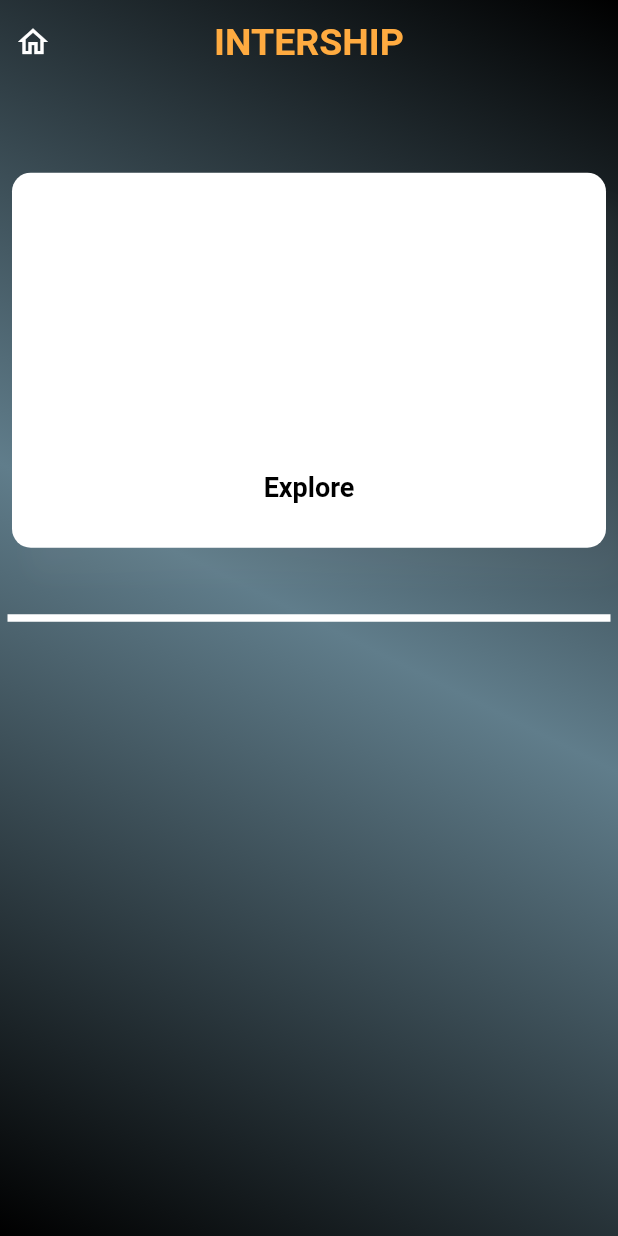
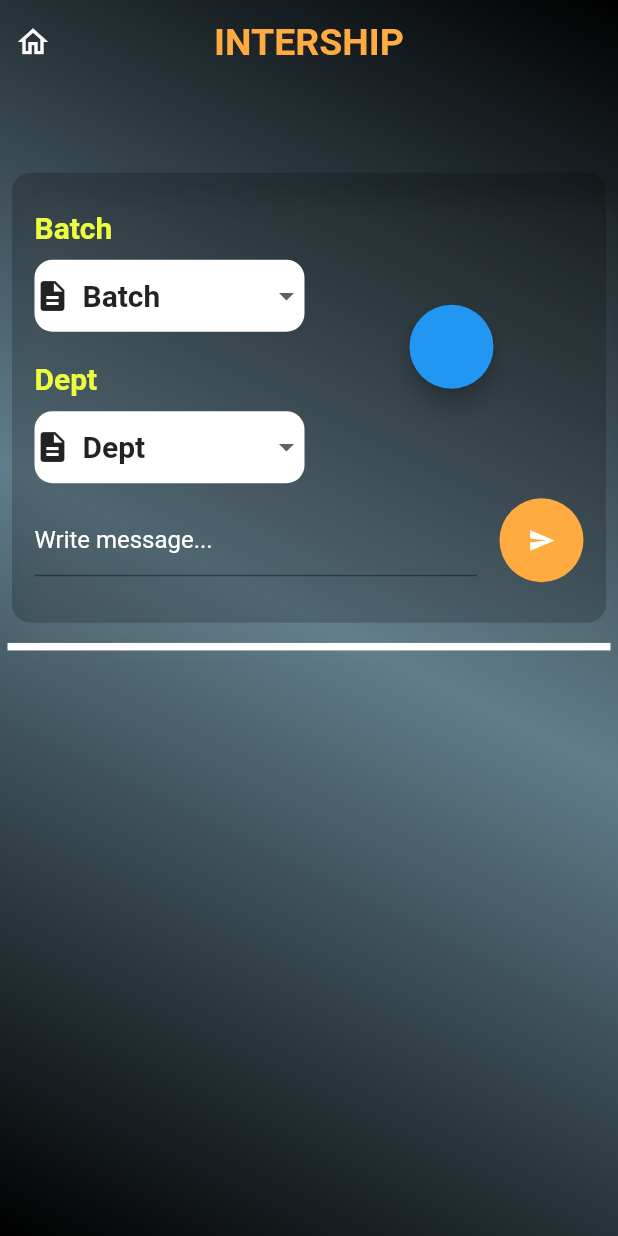
Before and after one commit to DANUSHRAJ/Placement_PA_TPO, a Flutter app: the Intership screen opened directly, on a phone screen of 412 x 824 dp. Run offline on Flutter 3.47's test engine with Material 2 defaults, Android fonts, the phone set to English and light mode, and no system bars; our stand-ins replace animated_text_kit, fl_chart, flutter_zoom_drawer, google_fonts, lottie, page_transition and 1 more; project files that could hold a hidden picture were left out.

Commit message:
Intership commit

```diff
--- a/lib/Screens/Intership.dart
+++ b/lib/Screens/Intership.dart
@@ -9,6 +9,34 @@ class Intership extends StatefulWidget {
   @override
   _IntershipState createState() => _IntershipState();
 }
+
+class NewObject {
+  String title;
+  IconData icon;
+
+  NewObject(this.title, this.icon);
+}
+
+List<NewObject> title = <NewObject>[
+  NewObject('Batch', Icons.description),
+  NewObject('Mr', Icons.person),
+  NewObject('Ms', Icons.person),
+];
+
+List<NewObject> department = <NewObject>[
+  NewObject('Dept', Icons.description),
+  NewObject('B.Tech IT', Icons.mobile_friendly_rounded),
+  NewObject('B.E CSE', Icons.computer_rounded),
+  NewObject('B.E ECE', Icons.signal_cellular_alt_outlined),
+  NewObject('B.E EEE', Icons.lightbulb_outline_rounded),
+  NewObject('B.E MECH', Icons.settings_applications_rounded),
+  NewObject('B.E CIVIL', Icons.apartment_outlined),
+];
+
+List<NewObject> dropbox = <NewObject>[
+  title.first, //0
+  department.first, //1
+];
 
 class _IntershipState extends State<Intership> {
   Widget _backButton() {
@@ -65,26 +93,82 @@ class _IntershipState extends State<Intership> {
             child: Align(
                 alignment: Alignment.topLeft,
                 child: Stack(children: <Widget>[
-                  SizedBox(
-                    height: MediaQuery.of(context).size.height,
-                    width: MediaQuery.of(context).size.width,
-                    child: Divider(
-                        height: height * .5,
+                  SingleChildScrollView(
+                      child: Column(children: [
+                    SizedBox(height: height * .13),
+                    CardFb1(text: "Explore", onPressed: () {}),
+                    Divider(
+                        //height: height * .,
                         thickness: 5,
                         indent: 5,
                         endIndent: 5,
                         color: Colors.white),
-                  ),
-                  SingleChildScrollView(
-                      child: Column(children: [
-                    SizedBox(height: height * .13),
-                    CardFb1(text: "Explore", onPressed: () {}),
                   ]))
                 ])),
           )
         ])));
   }
 }
+
+Widget _DropBox(String title, List<NewObject> key, int i) {
+  return Container(
+    margin: EdgeInsets.symmetric(vertical: 10),
+    width: 250,
+    child: Column(
+      crossAxisAlignment: CrossAxisAlignment.start,
+      children: <Widget>[
+        Text(
+          title,
+          style: GoogleFonts.portLligatSans(
+            fontSize: 20,
+            fontWeight: FontWeight.bold,
+            color: Colors.limeAccent,
+          ),
+        ),
+        SizedBox(
+          height: 10,
+        ),
+        Container(
+          width: 180,
+          // padding: const EdgeInsets.symmetric(horizontal: 10, vertical: 4),
+          decoration: BoxDecoration(
+            borderRadius: BorderRadius.circular(12),
+            color: Colors.white,
+            //border: Border.all(color: Colors.deepOrange, width: 4),
+          ),
+          child: DropdownButtonHideUnderline(
+            child: DropdownButton<NewObject>(
+              value: dropbox.elementAt(i), // currently selected item
+              items: key
+                  .map((item) => DropdownMenuItem<NewObject>(
+                        child: Row(
+                          children: [
+                            Icon(item.icon),
+                            const SizedBox(width: 8),
+                            Text(
+                              item.title,
+                              style: TextStyle(
+                                fontWeight: FontWeight.bold,
+                                fontSize: 20,
+                              ),
+                            ),
+                          ],
+                        ),
+                        value: item,
+                      ))
+                  .toList(),
+              onChanged: (value) => setState(() {
+                dropbox[i] = value!;
+              }),
+            ),
+          ),
+        )
+      ],
+    ),
+  );
+}
+
+setState(Null Function() param0) {}
 
 class CardFb1 extends StatelessWidget {
   final String text;
@@ -103,10 +187,10 @@ class CardFb1 extends StatelessWidget {
         padding: const EdgeInsets.all(8.0),
         child: Container(
           width: 400,
-          height: 250,
+          height: 300,
           padding: const EdgeInsets.all(15.0),
           decoration: BoxDecoration(
-            color: Colors.white,
+            color: Colors.black.withOpacity(0.2),
             borderRadius: BorderRadius.circular(12.5),
             boxShadow: [
               BoxShadow(
@@ -119,21 +203,47 @@ class CardFb1 extends StatelessWidget {
           child: Column(
             children: [
               //Image.network(imageUrl, height: 59, fit: BoxFit.cover),
-              const Spacer(),
-              Text(text,
-                  textAlign: TextAlign.center,
-                  style: const TextStyle(
-                    color: Colors.black,
-                    fontWeight: FontWeight.bold,
-                    fontSize: 18,
-                  )),
-              const SizedBox(
-                height: 5,
+              Row(
+                children: [
+                  Column(
+                    children: [
+                      _DropBox("Batch", title, 0),
+                      _DropBox("Dept", department, 1),
+                    ],
+                  ),
+                  FloatingActionButton(onPressed: onPressed)
+                ],
               ),
 
-              const SizedBox(
-                height: 10,
+              Row(
+                children: [
+                  Expanded(
+                    child: TextField(
+                      decoration: InputDecoration(
+                        hintText: "Write message...",
+                        hintStyle: TextStyle(color: Colors.white),
+                        //border: InputBorder.
+                      ),
+                    ),
+                  ),
+                  SizedBox(
+                    width: 15,
+                  ),
+                  FloatingActionButton(
+                    onPressed: () {},
+                    child: Icon(
+                      Icons.send,
+                      color: Colors.white,
+                      size: 18,
+                    ),
+                    backgroundColor: Colors.orangeAccent,
+                    elevation: 0,
+                  ),
+                ],
               ),
+              // const SizedBox(
+              //       height: 5,
+              //     ),
             ],
           ),
         ),
```
